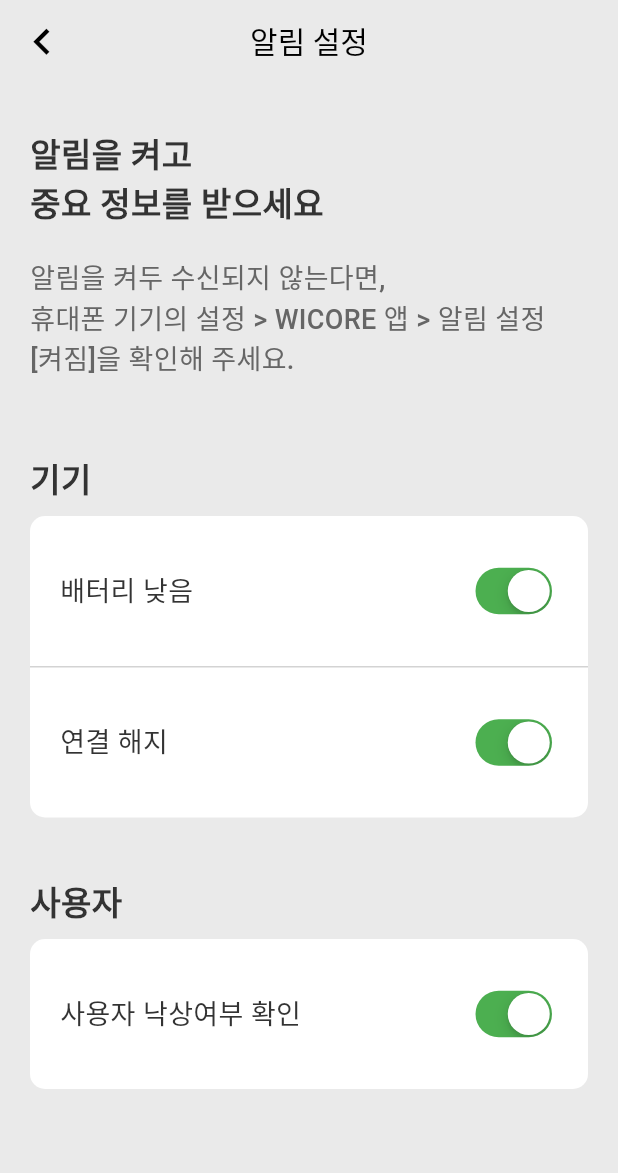
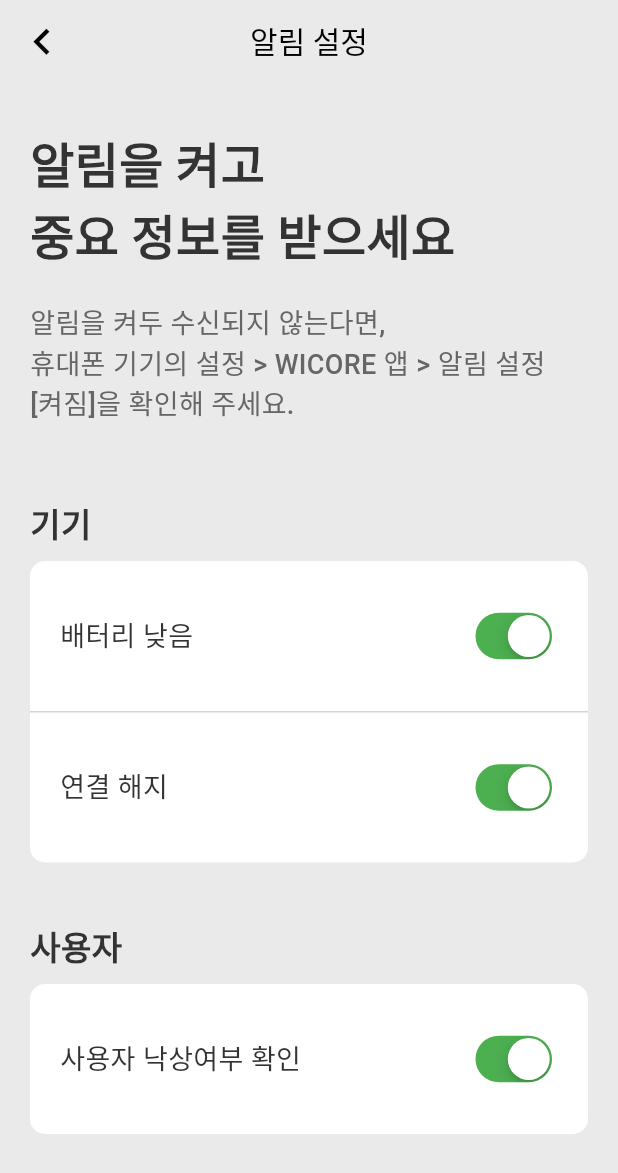
Before and after one commit to justinking22/Wicore, a Flutter app: the NotificationSettingsScreen screen opened by its route, on a phone screen of 412 x 824 dp. Shown: the top 1173 px of the screen. Run offline on Flutter 3.47's test engine with Material 3 defaults, Android fonts, the light colour scheme and no system bars; our stand-ins replace dio, dotted_border, flutter_native_splash, flutter_riverpod, freezed_annotation, go_router and 3 more; missing offline and left inert: amplify_api, amplify_auth_cognito, amplify_flutter, mobile_scanner; accounts and stored records are empty; generated files the repository leaves out were written again; Roboto replaces fonts that are missing (Pretendard); project files that could hold a hidden picture were left out.

Commit message:
title issue fixed

```diff
--- a/lib/screens/notifications_settings_screen.dart
+++ b/lib/screens/notifications_settings_screen.dart
@@ -86,9 +86,9 @@ class _NotificationSettingsScreenState
               width: double.infinity,
               color: CustomColors.lighterGray,
               padding: const EdgeInsets.symmetric(horizontal: 20, vertical: 10),
-              child: const Text(
+              child: Text(
                 '알림을 켜고\n중요 정보를 받으세요 ',
-                style: TextStyles.kSemiBold,
+                style: TextStyles.kSemiBold.copyWith(fontSize: 32),
               ),
             ),
             Container(
```
